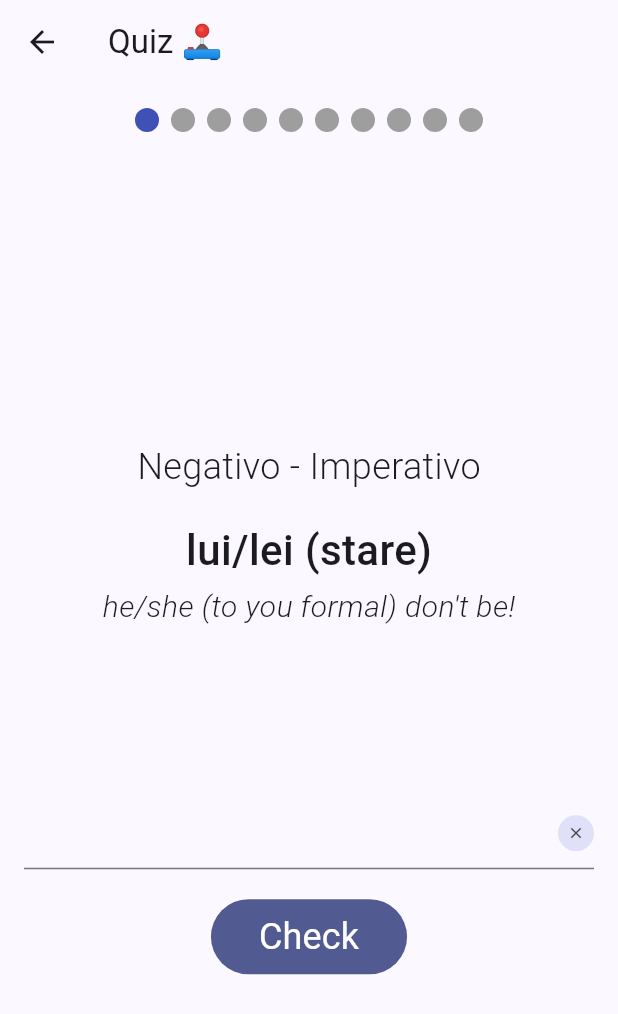
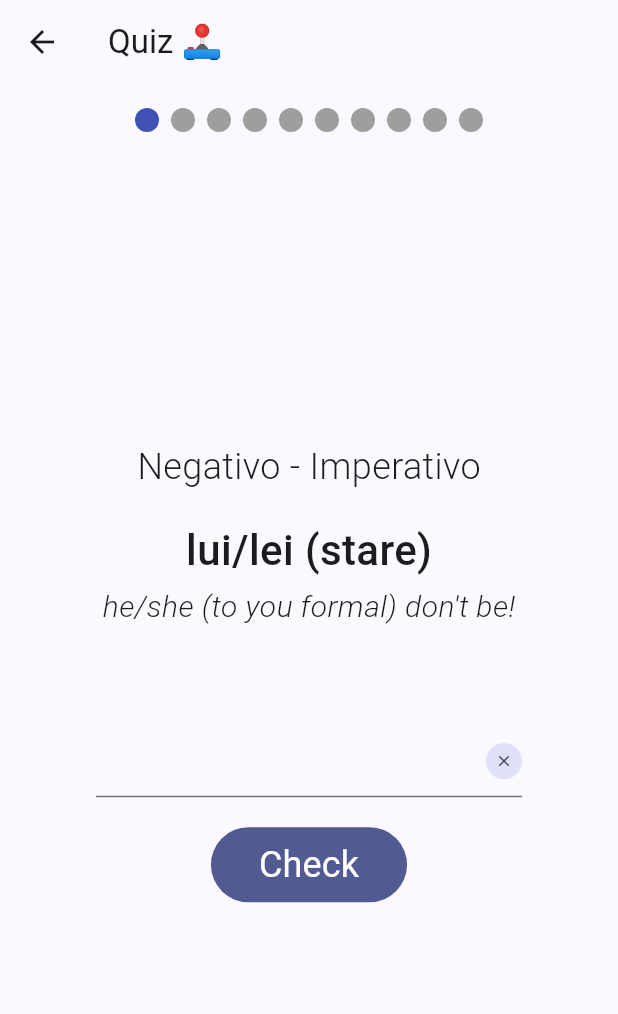
Before and after one commit to NicolasKargruber/ConiuGatto, a Flutter app: the QuizScreen screen opened directly, on a phone screen of 412 x 824 dp. Shown: the top 1014 px of the screen. Run offline on Flutter 3.47's test engine with Material 3 defaults, Android fonts, the phone set to English and light mode, and no system bars; drawn by our look-alikes of auto_size_text, smooth_page_indicator.

Commit message:
[CON-19] Clean up

```diff
--- a/lib/screens/quiz_screen.dart
+++ b/lib/screens/quiz_screen.dart
@@ -86,7 +86,9 @@ class _QuizScreenState extends State<QuizScreen> {
 
                   SizedBox(height: 64),
 
-                  TextField(
+                  Padding(
+                    padding: const EdgeInsets.symmetric(horizontal:  48.0),
+                    child: TextField(
                       textAlign: TextAlign.center,
                       controller: _textController,
                       decoration: InputDecoration(
@@ -98,6 +100,7 @@ class _QuizScreenState extends State<QuizScreen> {
                           padding: EdgeInsets.all(0.0),
                           onPressed: _textController.clear,
                           icon: Icon(Icons.clear, size: 12),
+                        ),
                       ),
                     ),
                   ),
--- a/lib/widgets/quiz_content.dart
+++ b/lib/widgets/quiz_content.dart
@@ -10,7 +10,7 @@ class QuizContent extends StatelessWidget {
   @override
   Widget build(BuildContext context) {
     return Padding(
-      padding: const EdgeInsets.all(48.0),
+      padding: const EdgeInsets.symmetric(horizontal:  48.0),
       child: Center(
         child: Column(
           mainAxisSize: MainAxisSize.min,
```
Lines whose indentation alone changed are shown as unchanged.
